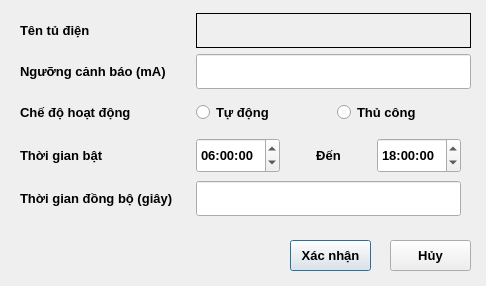
Above: case_setting.ui from LeKhacVuong/QT_osm_map_electrical_cabin before the change. Below: the same form after it.
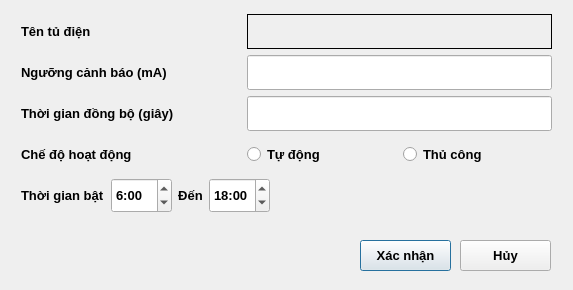
That is the form after the change. The open tabs and pages were chosen to show the change.

What changed in the file:
```diff
--- a/case_setting.ui
+++ b/case_setting.ui
@@ -6,8 +6,8 @@
    <rect>
     <x>0</x>
     <y>0</y>
-    <width>486</width>
-    <height>286</height>
+    <width>573</width>
+    <height>290</height>
    </rect>
   </property>
   <property name="windowTitle">
@@ -19,9 +19,9 @@
   <widget class="QPushButton" name="pushButton_confirm">
    <property name="geometry">
     <rect>
-     <x>290</x>
+     <x>360</x>
      <y>240</y>
-     <width>81</width>
+     <width>91</width>
      <height>31</height>
     </rect>
    </property>
@@ -38,9 +38,9 @@
   <widget class="QPushButton" name="pushButton_cancel">
    <property name="geometry">
     <rect>
-     <x>390</x>
+     <x>460</x>
      <y>240</y>
-     <width>81</width>
+     <width>91</width>
      <height>31</height>
     </rect>
    </property>
@@ -65,7 +65,7 @@
    </property>
    <layout class="QVBoxLayout" name="verticalLayout_3"/>
   </widget>
-  <widget class="QWidget" name="">
+  <widget class="QWidget" name="layoutWidget">
    <property name="geometry">
     <rect>
      <x>0</x>
@@ -79,9 +79,9 @@
   <widget class="QWidget" name="">
    <property name="geometry">
     <rect>
-     <x>20</x>
-     <y>13</y>
-     <width>451</width>
+     <x>21</x>
+     <y>14</y>
+     <width>531</width>
      <height>221</height>
     </rect>
    </property>
@@ -98,7 +98,7 @@
         </property>
         <property name="maximumSize">
          <size>
-          <width>170</width>
+          <width>220</width>
           <height>16777215</height>
          </size>
         </property>
@@ -154,7 +154,7 @@
         </property>
         <property name="maximumSize">
          <size>
-          <width>170</width>
+          <width>220</width>
           <height>16777215</height>
          </size>
         </property>
@@ -186,6 +186,50 @@
       </item>
      </layout>
     </item>
+    <item>
+     <layout class="QHBoxLayout" name="horizontalLayout_5">
+      <item>
+       <widget class="QLabel" name="label_5">
+        <property name="sizePolicy">
+         <sizepolicy hsizetype="Expanding" vsizetype="Minimum">
+          <horstretch>0</horstretch>
+          <verstretch>0</verstretch>
+         </sizepolicy>
+        </property>
+        <property name="maximumSize">
+         <size>
+          <width>220</width>
+          <height>16777215</height>
+         </size>
+        </property>
+        <property name="font">
+         <font>
+          <pointsize>10</pointsize>
+          <bold>true</bold>
+         </font>
+        </property>
+        <property name="text">
+         <string>Thời gian đồng bộ (giây)</string>
+        </property>
+       </widget>
+      </item>
+      <item>
+       <widget class="QLineEdit" name="lineEdit_syncTime">
+        <property name="minimumSize">
+         <size>
+          <width>0</width>
+          <height>35</height>
+         </size>
+        </property>
+        <property name="font">
+         <font>
+          <bold>true</bold>
+         </font>
+        </property>
+       </widget>
+      </item>
+     </layout>
+    </item>
     <item>
      <layout class="QHBoxLayout" name="horizontalLayout_6">
       <item>
@@ -198,7 +242,7 @@
         </property>
         <property name="maximumSize">
          <size>
-          <width>170</width>
+          <width>220</width>
           <height>16777215</height>
          </size>
         </property>
@@ -259,6 +303,12 @@
     </item>
     <item>
      <widget class="QStackedWidget" name="stackedWidget">
+      <property name="sizePolicy">
+       <sizepolicy hsizetype="Minimum" vsizetype="Minimum">
+        <horstretch>0</horstretch>
+        <verstretch>0</verstretch>
+       </sizepolicy>
+      </property>
       <property name="frameShape">
        <enum>QFrame::Shape::NoFrame</enum>
       </property>
@@ -360,16 +410,6 @@
       </widget>
       <widget class="QWidget" name="page_2_auto">
        <widget class="QWidget" name="">
-        <property name="geometry">
-         <rect>
-          <x>0</x>
-          <y>0</y>
-          <width>441</width>
-          <height>84</height>
-         </rect>
-        </property>
-        <layout class="QVBoxLayout" name="verticalLayout_2">
-         <item>
           <layout class="QHBoxLayout" name="horizontalLayout_4">
            <item>
             <widget class="QLabel" name="label_3">
@@ -419,7 +459,7 @@
                  <second>0</second>
                  <year>1999</year>
                  <month>12</month>
-                 <day>28</day>
+               <day>26</day>
                 </datetime>
                </property>
                <property name="maximumTime">
@@ -429,6 +469,9 @@
                  <second>59</second>
                 </time>
                </property>
+             <property name="displayFormat">
+              <string>h:mm</string>
+             </property>
                <property name="timeSpec">
                 <enum>Qt::TimeSpec::UTC</enum>
                </property>
@@ -471,58 +514,15 @@
                  <bold>true</bold>
                 </font>
                </property>
+             <property name="displayFormat">
+              <string>h:mm</string>
+             </property>
                <property name="time">
                 <time>
                  <hour>18</hour>
                  <minute>0</minute>
                  <second>0</second>
                 </time>
-               </property>
-              </widget>
-             </item>
-            </layout>
-           </item>
-          </layout>
-         </item>
-         <item>
-          <layout class="QHBoxLayout" name="horizontalLayout_5">
-           <item>
-            <widget class="QLabel" name="label_5">
-             <property name="sizePolicy">
-              <sizepolicy hsizetype="Expanding" vsizetype="Minimum">
-               <horstretch>0</horstretch>
-               <verstretch>0</verstretch>
-              </sizepolicy>
-             </property>
-             <property name="maximumSize">
-              <size>
-               <width>170</width>
-               <height>16777215</height>
-              </size>
-             </property>
-             <property name="font">
-              <font>
-               <pointsize>10</pointsize>
-               <bold>true</bold>
-              </font>
-             </property>
-             <property name="text">
-              <string>Thời gian đồng bộ (giây)</string>
-             </property>
-            </widget>
-           </item>
-           <item>
-            <widget class="QLineEdit" name="lineEdit_syncTime">
-             <property name="minimumSize">
-              <size>
-               <width>0</width>
-               <height>35</height>
-              </size>
-             </property>
-             <property name="font">
-              <font>
-               <bold>true</bold>
-              </font>
              </property>
             </widget>
            </item>
```
Left out of the diff: 6 changed lines with no effect on the pictures. Lines whose indentation alone changed are shown as unchanged.
